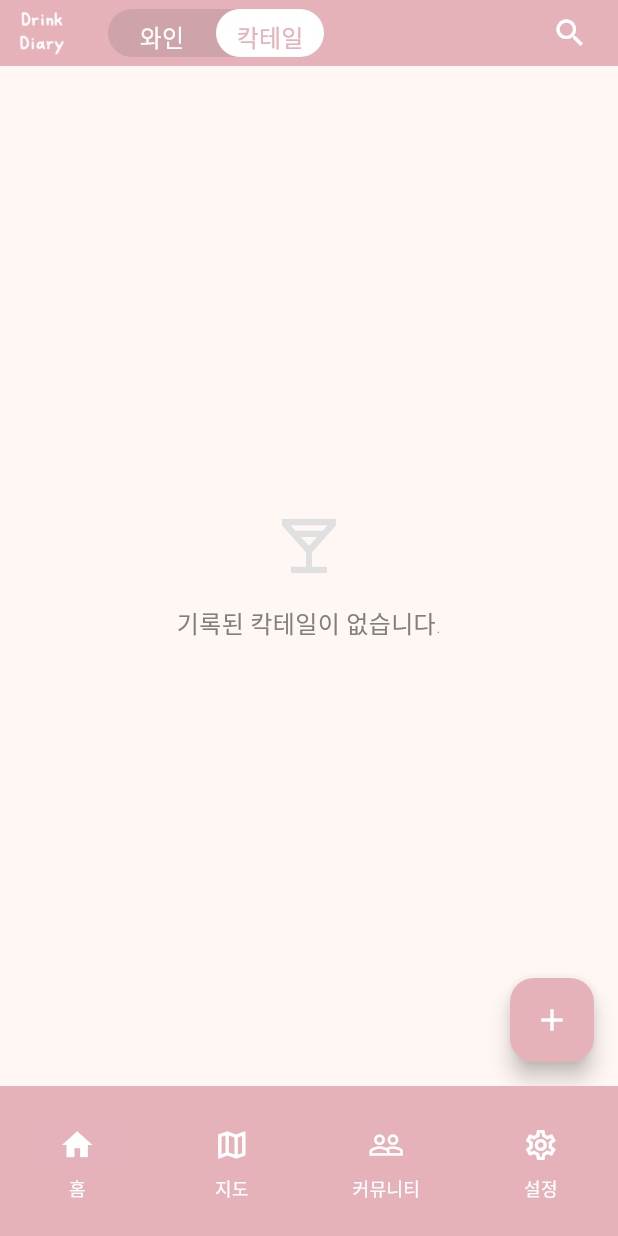
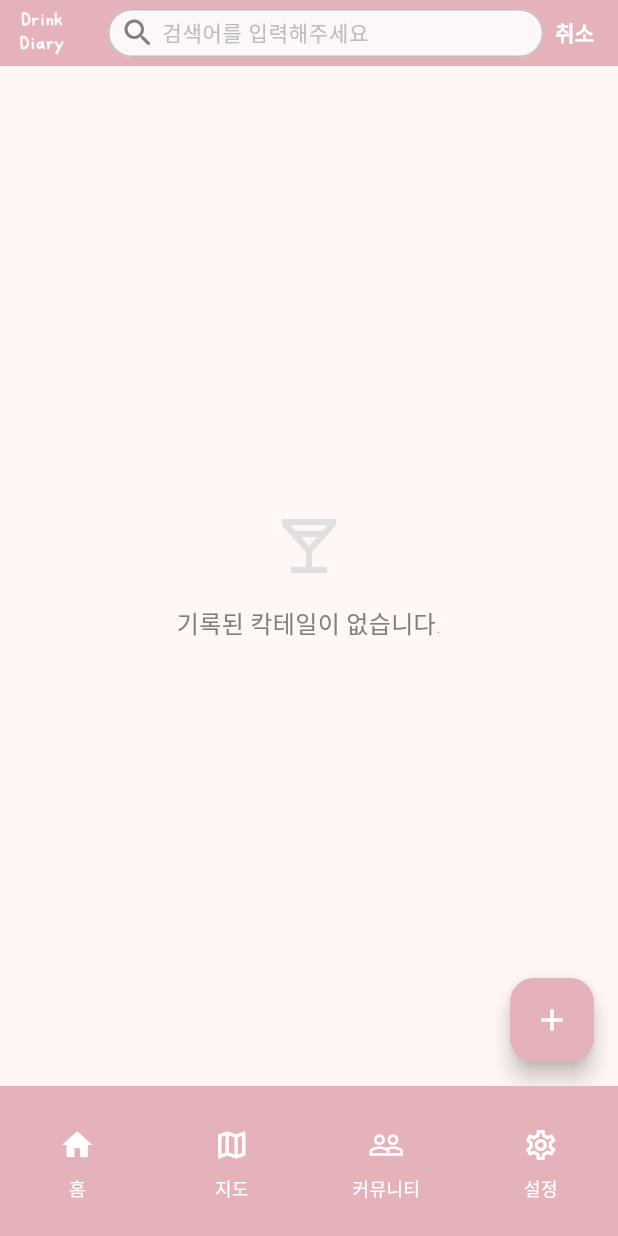
Before and after one commit to chaenchaen99/DrinkDiary, a Flutter app: the screen it shows after launch, tab 2 chosen, after a tap on the "search" icon, on a phone screen of 412 x 824 dp. Run offline on Flutter 3.47's test engine with Material 3 defaults, Android fonts, the phone set to English and light mode, and no system bars; our stand-ins replace flutter_riverpod, freezed_annotation, go_router, hive, hive_flutter, image_picker and 2 more; accounts and stored records are empty; generated files the repository leaves out were written again; Roboto replaces fonts that are missing (Pretendard); project files that could hold a hidden picture were left out.

Commit message:
searchbar ui  퍼블리싱

```diff
--- a/lib/features/home/widgets/home_appbar.dart
+++ b/lib/features/home/widgets/home_appbar.dart
@@ -1,10 +1,51 @@
 import 'package:drink_diary/features/home/providers/category_provider.dart';
 import 'package:flutter/material.dart';
 import 'package:flutter_riverpod/flutter_riverpod.dart';
+import '../../../core/constants/app_colors.dart';
 import '../../../core/constants/app_sizes.dart';
+import '../../../shared/widgets/custom_search_bar.dart';
 
-class HomeAppbar extends StatelessWidget implements PreferredSizeWidget {
-  const HomeAppbar({super.key});
+class HomeAppbar extends StatefulWidget implements PreferredSizeWidget {
+  const HomeAppbar({
+    super.key,
+  });
+
+  @override
+  State<HomeAppbar> createState() => _HomeAppbarState();
+
+  @override
+  Size get preferredSize => const Size.fromHeight(44);
+}
+
+class _HomeAppbarState extends State<HomeAppbar> {
+  late bool _isSearch;
+  late TextEditingController _searchController;
+
+  @override
+  void initState() {
+    super.initState();
+    _isSearch = false;
+    _searchController = TextEditingController();
+  }
+
+  @override
+  void dispose() {
+    super.dispose();
+    _searchController.dispose();
+  }
+
+  void _showSearchAppBar(BuildContext context) {
+    setState(() {
+      _isSearch = true;
+    });
+  }
+
+  void _hideSearchAppBar(BuildContext context) {
+    setState(() {
+      _isSearch = false;
+      _searchController.clear();
+    });
+  }
 
   @override
   Widget build(BuildContext context) {
@@ -24,7 +65,12 @@ class HomeAppbar extends StatelessWidget implements PreferredSizeWidget {
               fit: BoxFit.contain, // 이미지 비율을 유지하며 크기 조정
             ),
           ),
-          title: AnimatedContainer(
+          title: _isSearch
+              ? SearchInputTextfield(
+                  controller: _searchController,
+                  onClose: () => _hideSearchAppBar(context),
+                )
+              : AnimatedContainer(
                   duration: const Duration(milliseconds: 400),
                   decoration: BoxDecoration(
                     borderRadius: const BorderRadius.all(
@@ -46,13 +92,15 @@ class HomeAppbar extends StatelessWidget implements PreferredSizeWidget {
                         indicatorWeight: 0,
                         dividerHeight: 0,
                         labelPadding:
-                      const EdgeInsets.only(left: 12, right: 12, top: 4),
+                            const EdgeInsets.only(left: 12, right: 12),
                         labelColor: state.theme.labelColor,
                         dividerColor: Colors.transparent,
                         labelStyle: Theme.of(context).textTheme.titleMedium,
                         unselectedLabelColor: state.theme.unselectedLabelColor,
-                  unselectedLabelStyle: Theme.of(context).textTheme.titleMedium,
-                  overlayColor: WidgetStateProperty.all(Colors.transparent),
+                        unselectedLabelStyle:
+                            Theme.of(context).textTheme.titleMedium,
+                        overlayColor:
+                            WidgetStateProperty.all(Colors.transparent),
                         indicator: BoxDecoration(
                           borderRadius: const BorderRadius.all(
                             Radius.circular(AppSizes.radius16),
@@ -70,8 +118,10 @@ class HomeAppbar extends StatelessWidget implements PreferredSizeWidget {
                   ),
                 ),
           actions: [
-            GestureDetector(
-              onTap: () {},
+            _isSearch
+                ? const SizedBox.shrink()
+                : GestureDetector(
+                    onTap: () => _showSearchAppBar(context),
                     child: Container(
                       margin: const EdgeInsets.only(right: 16),
                       width: 32,
--- /dev/null
+++ b/lib/shared/widgets/custom_search_bar.dart
@@ -0,0 +1,99 @@
+import 'package:flutter/material.dart';
+
+import '../../core/constants/app_colors.dart';
+
+class SearchInputTextfield extends StatefulWidget {
+  final TextEditingController controller;
+  final VoidCallback onClose;
+
+  const SearchInputTextfield({
+    super.key,
+    required this.controller,
+    required this.onClose,
+  });
+
+  @override
+  State<SearchInputTextfield> createState() => _SearchInputTextfieldState();
+}
+
+class _SearchInputTextfieldState extends State<SearchInputTextfield> {
+  @override
+  Widget build(BuildContext context) {
+    var searchBarPadding = 40;
+    return SizedBox(
+      width: MediaQuery.of(context).size.width - searchBarPadding,
+      height: 32,
+      child: Row(
+        mainAxisAlignment: MainAxisAlignment.end,
+        crossAxisAlignment: CrossAxisAlignment.center,
+        children: [
+          Expanded(
+            child: TextField(
+              textInputAction: TextInputAction.search,
+              controller: widget.controller,
+              onSubmitted: (value) {
+                print(value);
+              },
+              style: const TextStyle(
+                fontFamily: 'Pretendard',
+                color: AppColors.grey500,
+                fontSize: 14,
+                fontWeight: FontWeight.w400,
+              ),
+              decoration: InputDecoration(
+                focusedBorder: OutlineInputBorder(
+                  // 포커스 상태에서의 border 색상
+                  borderRadius: const BorderRadius.all(Radius.circular(28)),
+                  borderSide: BorderSide(
+                    color: Colors.grey.shade400, // 포커스 상태에서의 border 색상
+                    width: 1.0, // 포커스 시 border 두께
+                  ),
+                ),
+                enabledBorder: OutlineInputBorder(
+                    borderRadius: const BorderRadius.all(Radius.circular(28)),
+                    borderSide: BorderSide(
+                      color: Colors.grey.shade400,
+                      width: 1.0,
+                    )),
+                prefixIcon: const Padding(
+                  padding: EdgeInsets.only(left: 8),
+                  child: Icon(
+                    Icons.search_rounded,
+                    color: AppColors.grey500,
+                  ),
+                ),
+                prefixIconConstraints: const BoxConstraints(
+                  minWidth: 20,
+                  minHeight: 20,
+                ),
+                hintStyle: TextStyle(
+                  color: Colors.grey.shade400,
+                  fontSize: 14,
+                  fontWeight: FontWeight.w400,
+                ),
+                hintText: '검색어를 입력해주세요',
+                contentPadding:
+                    const EdgeInsets.symmetric(horizontal: 4, vertical: 2),
+              ),
+            ),
+          ),
+          const SizedBox(
+            width: 8,
+          ),
+          GestureDetector(
+            onTap: widget.onClose,
+            child: const Text(
+              '취소',
+              textAlign: TextAlign.center,
+              style: TextStyle(
+                fontSize: 14,
+                fontWeight: FontWeight.w600,
+                color: Colors.white,
+              ),
+            ),
+          ),
+        ],
+      ),
+    );
+  }
+}
```
Lines whose indentation alone changed are shown as unchanged.
